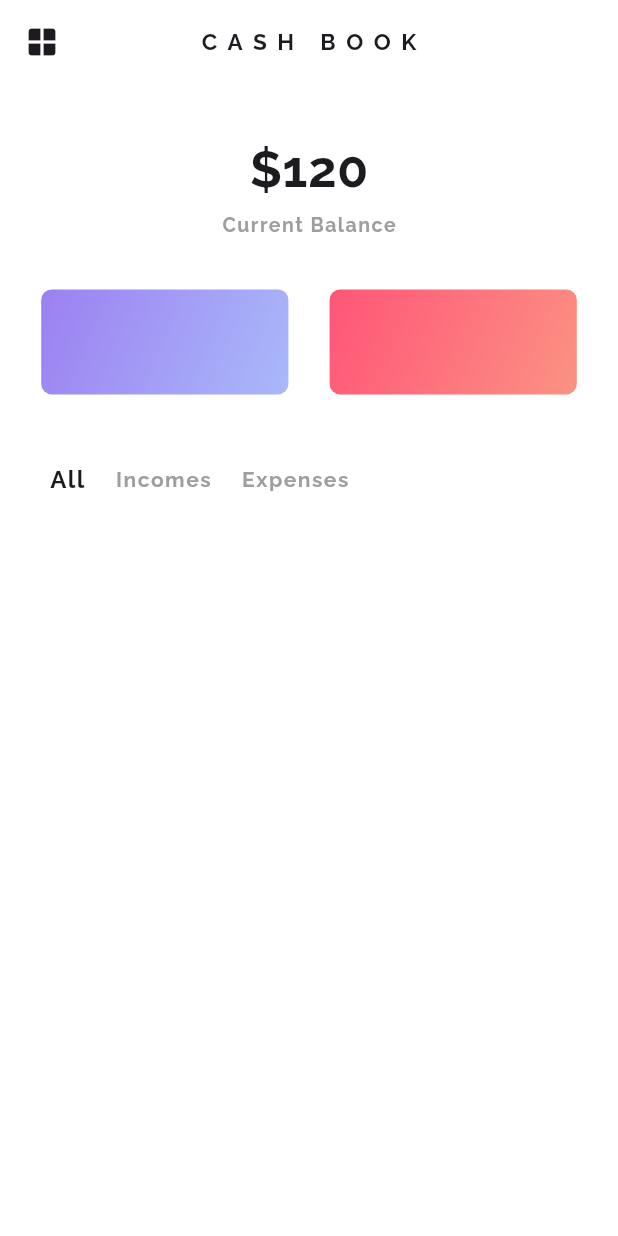
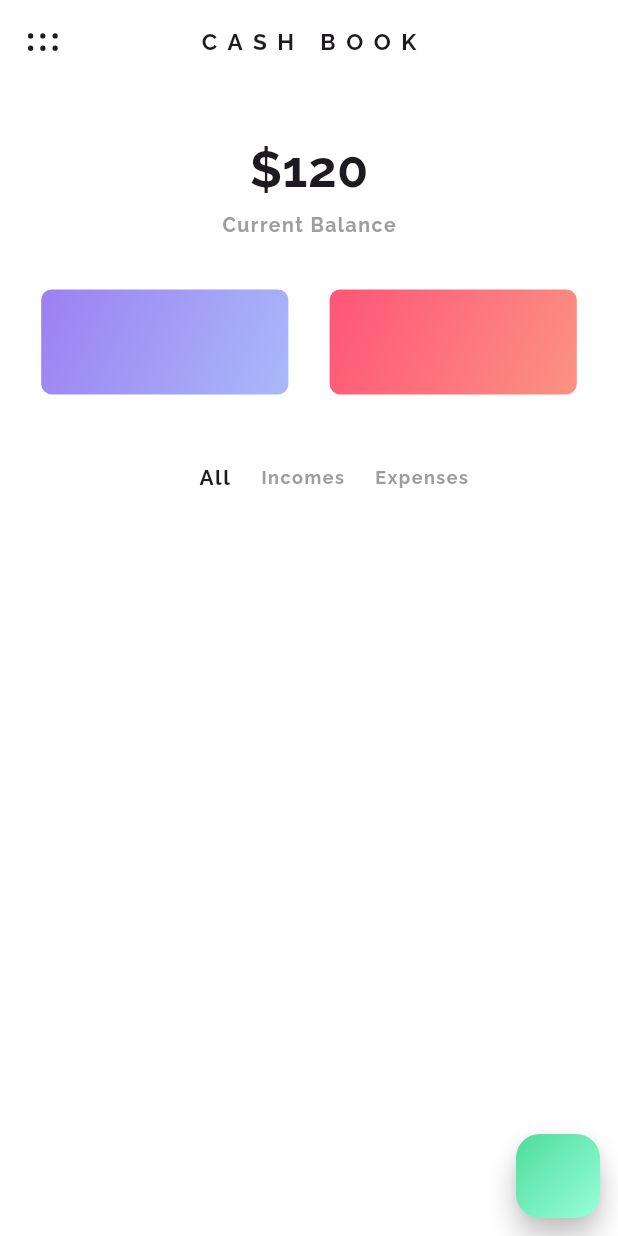
Before and after one commit to itsAliTahir/Expense-Tracker, a Flutter app: the screen it shows after launch, on a phone screen of 412 x 824 dp. Run offline on Flutter 3.47's test engine with Material 3 defaults, Android fonts, the phone set to English and light mode, and no system bars; drawn by our look-alikes of animated_flip_counter; our stand-ins replace fluentui_system_icons.

Commit message:
gradient box made

```diff
--- a/lib/provider/models/transaction_model.dart
+++ b/lib/provider/models/transaction_model.dart
@@ -1,5 +1,3 @@
-import 'package:flutter/material.dart';
-
 class Transaction {
   String id;
   String title;
--- a/lib/screens/home_screen/appbar.dart
+++ b/lib/screens/home_screen/appbar.dart
@@ -1,3 +1,4 @@
+import 'package:fluentui_system_icons/fluentui_system_icons.dart';
 import 'package:flutter/material.dart';
 
 class MyAppBar extends StatefulWidget {
@@ -12,8 +13,9 @@ class _MyAppBarState extends State<MyAppBar> {
   Widget build(BuildContext context) {
     return AppBar(
       leading: IconButton(
-        icon: const Icon(
-          Icons.window,
+        icon: Icon(
+          FluentIcons.re_order_dots_horizontal_24_regular,
+          size: 28,
         ),
         onPressed: () {
           Scaffold.of(context).openDrawer();
--- a/lib/screens/home_screen/floatingactionbutton.dart
+++ b/lib/screens/home_screen/floatingactionbutton.dart
@@ -0,0 +1,23 @@
+import 'package:flutter/material.dart';
+
+class MyFloatingActionButton extends StatelessWidget {
+  const MyFloatingActionButton({super.key});
+
+  @override
+  Widget build(BuildContext context) {
+    return FloatingActionButton(
+      shape: ContinuousRectangleBorder(borderRadius: BorderRadius.circular(38)),
+      onPressed: () {},
+      child: Container(
+        width: double.infinity,
+        height: double.infinity,
+        decoration: BoxDecoration(
+            borderRadius: BorderRadius.circular(16),
+            gradient: const LinearGradient(colors: [
+              Color.fromARGB(255, 79, 220, 154),
+              Color.fromARGB(255, 150, 255, 218)
+            ], begin: Alignment.topLeft, end: Alignment.bottomRight)),
+      ),
+    );
+  }
+}
--- a/lib/screens/home_screen/home_screen_body.dart
+++ b/lib/screens/home_screen/home_screen_body.dart
@@ -1,5 +1,6 @@
 import 'package:cash_book_expense_tracker/screens/home_screen/appbar.dart';
 import 'package:cash_book_expense_tracker/screens/home_screen/current_balance.dart';
+import 'package:cash_book_expense_tracker/screens/home_screen/floatingactionbutton.dart';
 import 'package:cash_book_expense_tracker/screens/home_screen/income_expenses.dart';
 import 'package:cash_book_expense_tracker/screens/home_screen/select_category.dart';
 import 'package:flutter/material.dart';
@@ -20,6 +21,8 @@ class MyHomeScreenBody extends StatelessWidget {
         MyIncomeExpenses(),
         MySelectCategory(),
       ]),
+      floatingActionButtonLocation: FloatingActionButtonLocation.miniEndFloat,
+      floatingActionButton: MyFloatingActionButton(),
     );
   }
 }
--- a/lib/screens/home_screen/income_expenses.dart
+++ b/lib/screens/home_screen/income_expenses.dart
@@ -1,3 +1,4 @@
+import 'package:cash_book_expense_tracker/widgets/gradient_box.dart';
 import 'package:flutter/material.dart';
 
 class MyIncomeExpenses extends StatelessWidget {
@@ -6,29 +7,19 @@ class MyIncomeExpenses extends StatelessWidget {
   @override
   Widget build(BuildContext context) {
     double screenWidth = MediaQuery.of(context).size.width;
-    print(screenWidth);
     return Row(
       mainAxisAlignment: MainAxisAlignment.spaceEvenly,
       children: [
-        Container(
-          width: screenWidth * 0.4,
-          height: 70,
-          decoration: BoxDecoration(
-              borderRadius: BorderRadius.circular(7),
-              gradient: const LinearGradient(colors: [
-                Color.fromARGB(255, 156, 128, 241),
-                Color.fromARGB(255, 169, 185, 250)
-              ], begin: Alignment.topLeft, end: Alignment.bottomRight)),
-        ),
-        Container(
-          width: screenWidth * 0.4,
-          height: 70,
-          decoration: BoxDecoration(
-              borderRadius: BorderRadius.circular(7),
-              gradient: const LinearGradient(colors: [
-                Color.fromARGB(255, 255, 85, 119),
-                Color.fromARGB(255, 251, 146, 131)
-              ], begin: Alignment.topLeft, end: Alignment.bottomRight)),
+        GradientBox(
+            title: "1200",
+            subTitle: "Income",
+            gradient1: Color.fromARGB(255, 156, 128, 241),
+            gradient2: Color.fromARGB(255, 169, 185, 250)),
+        GradientBox(
+          title: "1200",
+          subTitle: "Expense",
+          gradient1: Color.fromARGB(255, 255, 85, 119),
+          gradient2: Color.fromARGB(255, 251, 146, 131),
         ),
       ],
     );
--- a/lib/screens/home_screen/select_category.dart
+++ b/lib/screens/home_screen/select_category.dart
@@ -12,11 +12,11 @@ class MySelectCategory extends StatelessWidget {
       margin: EdgeInsets.symmetric(vertical: screenHeight * 0.055),
       padding: EdgeInsets.only(left: screenWidth * 0.08),
       child: Align(
-        alignment: Alignment.centerLeft,
+        alignment: Alignment.center,
         child: SingleChildScrollView(
           scrollDirection: Axis.horizontal,
           child: Row(
-            mainAxisAlignment: MainAxisAlignment.start,
+            mainAxisAlignment: MainAxisAlignment.center,
             crossAxisAlignment: CrossAxisAlignment.center,
             children: [
               Text(
@@ -24,7 +24,7 @@ class MySelectCategory extends StatelessWidget {
                 style: TextStyle(
                   fontFamily: "Raleway",
                   fontWeight: FontWeight.bold,
-                  fontSize: 16,
+                  fontSize: 14,
                   letterSpacing: 1,
                 ),
               ),
@@ -36,7 +36,7 @@ class MySelectCategory extends StatelessWidget {
                 style: TextStyle(
                   fontFamily: "Raleway",
                   fontWeight: FontWeight.bold,
-                  fontSize: 14,
+                  fontSize: 12,
                   letterSpacing: 1,
                   color: Theme.of(context).secondaryHeaderColor,
                 ),
@@ -49,7 +49,7 @@ class MySelectCategory extends StatelessWidget {
                 style: TextStyle(
                   fontFamily: "Raleway",
                   fontWeight: FontWeight.bold,
-                  fontSize: 14,
+                  fontSize: 12,
                   letterSpacing: 1,
                   color: Theme.of(context).secondaryHeaderColor,
                 ),
--- /dev/null
+++ b/lib/widgets/gradient_box.dart
@@ -0,0 +1,29 @@
+import 'package:flutter/material.dart';
+
+class GradientBox extends StatelessWidget {
+  String title;
+  String subTitle;
+  Color gradient1;
+  Color gradient2;
+  GradientBox(
+      {required this.title,
+      required this.subTitle,
+      required this.gradient1,
+      required this.gradient2,
+      super.key});
+
+  @override
+  Widget build(BuildContext context) {
+    double screenWidth = MediaQuery.of(context).size.width;
+    return Container(
+      width: screenWidth * 0.4,
+      height: 70,
+      decoration: BoxDecoration(
+          borderRadius: BorderRadius.circular(7),
+          gradient: LinearGradient(
+              colors: [gradient1, gradient2],
+              begin: Alignment.topLeft,
+              end: Alignment.bottomRight)),
+    );
+  }
+}
```
